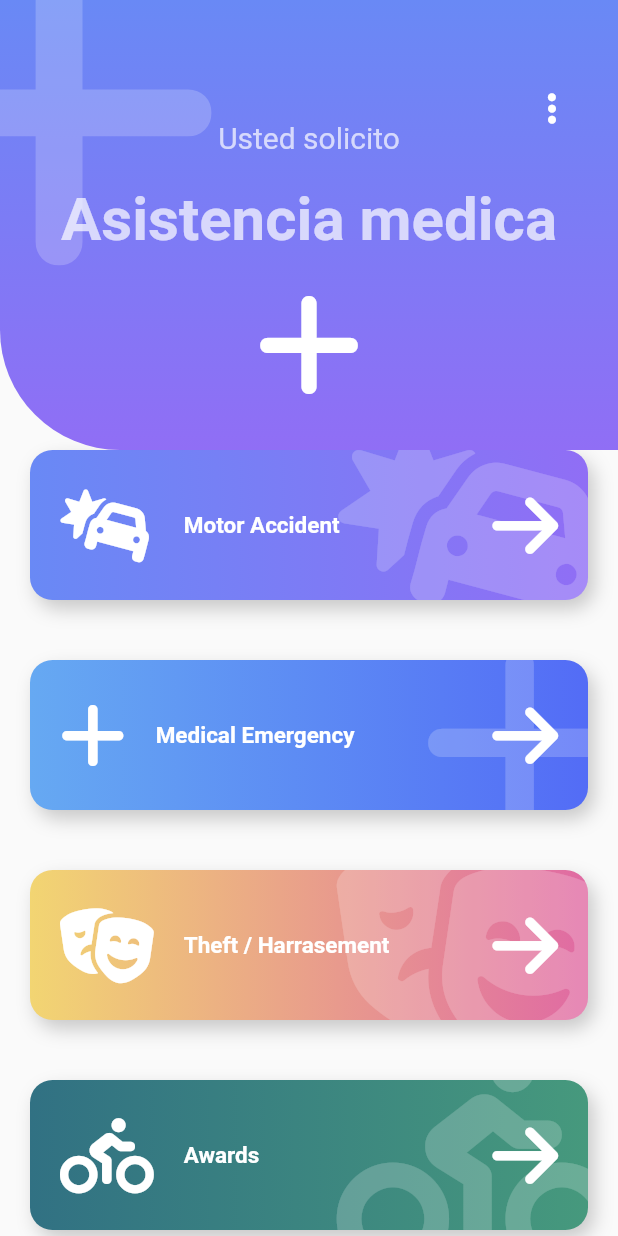
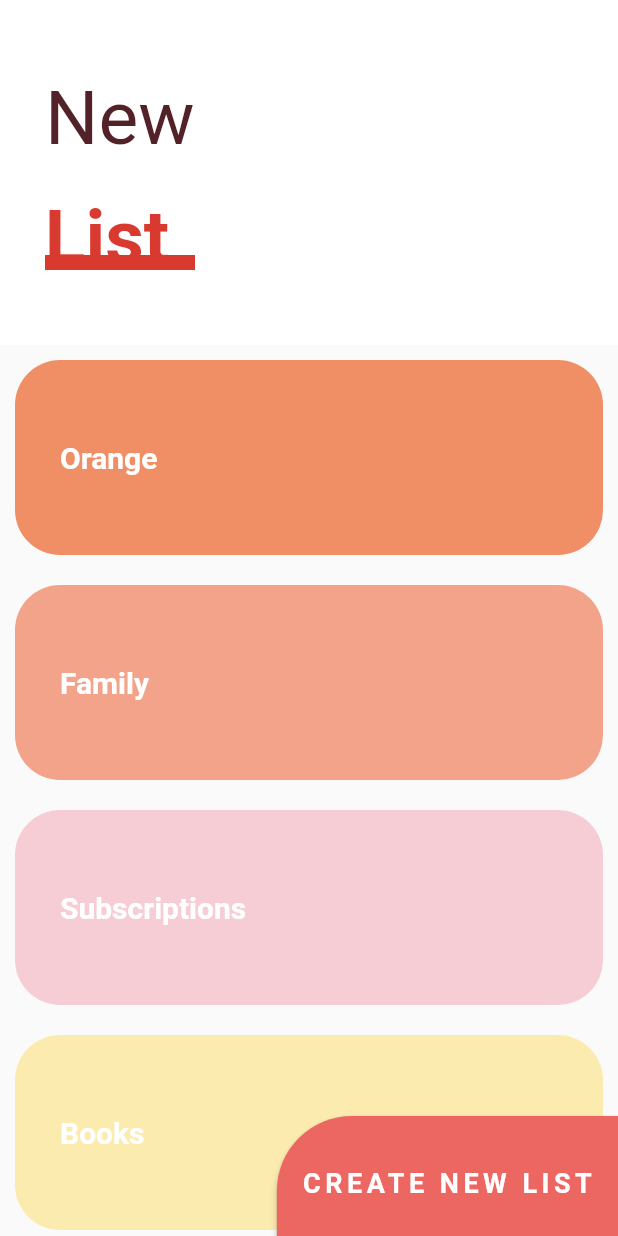
Before and after one commit to Coihue555/fl-disenos-app, a Flutter app: the screen it shows after launch, on a phone screen of 412 x 824 dp. Run offline on Flutter 3.47's test engine with Material 2 defaults, Android fonts, the phone set to English and light mode, and no system bars; our stand-ins replace animate_do, flutter_svg, font_awesome_flutter.

Commit message:
completo layout listas kaway

```diff
--- a/disenos_app/lib/main.dart
+++ b/disenos_app/lib/main.dart
@@ -12,7 +12,7 @@ class MyApp extends StatelessWidget {
     return  const MaterialApp(
       debugShowCheckedModeBanner: false,
       title: 'Diseños App',
-      home: EmergencyScreen(),
+      home: SliverListScreen(),
     );
   }
 }
--- a/disenos_app/lib/src/models/slider_model.dart
+++ b/disenos_app/lib/src/models/slider_model.dart
@@ -3,10 +3,10 @@ import 'package:flutter/material.dart';
 class SliderModel with ChangeNotifier{
   double _currentPage = 0;
 
-  double get currentPage => this._currentPage;
+  double get currentPage => _currentPage;
 
   set currentPage(double pagina){
-    this._currentPage = pagina;
+    _currentPage = pagina;
     print(pagina);
     notifyListeners();
   }
--- a/disenos_app/lib/src/pages/pages.dart
+++ b/disenos_app/lib/src/pages/pages.dart
@@ -6,3 +6,4 @@ export 'package:disenos_app/src/retos/cuadrado_animado_page.dart';
 export 'package:disenos_app/src/pages/headers_page.dart';
 export 'package:disenos_app/src/pages/animaciones_page.dart';
 export 'package:disenos_app/src/pages/emergency_pages.dart';
+export 'package:disenos_app/src/pages/slivers_list_page.dart';
--- a/disenos_app/lib/src/pages/pinterest_page.dart
+++ b/disenos_app/lib/src/pages/pinterest_page.dart
@@ -125,7 +125,7 @@ class _PinterestItem extends StatelessWidget {
     return Container(
       decoration: const BoxDecoration(
           color: Colors.blue,
-          borderRadius: const BorderRadius.all(Radius.circular(30))),
+          borderRadius: BorderRadius.all(Radius.circular(30))),
       child: Center(
         child: CircleAvatar(
           backgroundColor: Colors.white,
@@ -140,10 +140,10 @@ class _MenuModel with ChangeNotifier{
 
   bool _mostrar = true;
 
-  bool get mostrar => this._mostrar;
+  bool get mostrar => _mostrar;
 
   set mostrar(bool valor) {
-    this._mostrar = valor;
+    _mostrar = valor;
     notifyListeners();
   }
 }
--- /dev/null
+++ b/disenos_app/lib/src/pages/slivers_list_page.dart
@@ -0,0 +1,233 @@
+
+
+import 'package:flutter/material.dart';
+
+class SliverListScreen extends StatelessWidget {
+
+  const SliverListScreen({Key? key}) : super(key: key);
+
+  @override
+  Widget build(BuildContext context) {
+    return Scaffold(
+      body:
+      //_Titulo(),
+      //_ListaTareas(),
+      //_MainScroll()
+      Stack(
+        children: [
+          _MainScroll(),
+          Positioned(
+            bottom: -10,
+            right: 0,
+            child: _BotonNewList()
+          )
+        ],
+      )
+    );
+  }
+}
+
+class _BotonNewList extends StatelessWidget {
+
+  @override
+  Widget build(BuildContext context) {
+    final size = MediaQuery.of(context).size;
+
+    return ButtonTheme(
+      minWidth: size.width*0.9,
+
+      child: ElevatedButton(
+        style: ButtonStyle(
+          backgroundColor: MaterialStateProperty.all<Color>(const Color(0xffed6762)),
+          shape: MaterialStateProperty.all<RoundedRectangleBorder>( const RoundedRectangleBorder(borderRadius: (const BorderRadius.only(topLeft: Radius.circular(50))))),
+        ),
+        onPressed: () {
+          return;
+        },
+        child: Container(
+          height: 90,
+          child: const Center(
+            child: Text('CREATE NEW LIST',
+                style: TextStyle(fontSize: 18, fontWeight: FontWeight.bold, letterSpacing: 3)
+                ),
+          ),
+        ),
+      )
+    );
+  }
+}
+
+class _MainScroll extends StatelessWidget {
+
+  final items = [
+    const _ListItem( 'Orange', Color(0xffF08F66) ),
+    const _ListItem( 'Family', Color(0xffF2A38A) ),
+    const _ListItem( 'Subscriptions', Color(0xffF7CDD5) ),
+    const _ListItem( 'Books', Color(0xffFCEBAF) ),
+    const _ListItem( 'Orange', Color(0xffF08F66) ),
+    const _ListItem( 'Family', Color(0xffF2A38A) ),
+    const _ListItem( 'Subscriptions', Color(0xffF7CDD5) ),
+    const _ListItem( 'Books', Color(0xffFCEBAF) ),
+    const _ListItem( 'Orange', Color(0xffF08F66) ),
+    const _ListItem( 'Family', Color(0xffF2A38A) ),
+    const _ListItem( 'Subscriptions', Color(0xffF7CDD5) ),
+    const _ListItem( 'Books', Color(0xffFCEBAF) ),
+    const _ListItem( 'Orange', Color(0xffF08F66) ),
+    const _ListItem( 'Family', Color(0xffF2A38A) ),
+    const _ListItem( 'Subscriptions', Color(0xffF7CDD5) ),
+    const _ListItem( 'Books', Color(0xffFCEBAF) ),
+  ];
+
+  @override
+  Widget build(BuildContext context) {
+    return CustomScrollView(
+      slivers: [
+        // const SliverAppBar(
+        //   backgroundColor: Colors.red,
+        //   title: Text('Helooo world'),
+        //   floating: true,
+        //   elevation: 0,
+        // ),
+        SliverPersistentHeader(
+          floating: true,
+          delegate: _SliverCustomHeaderDelegate(
+            minheight: 190,
+            maxheight: 230,
+            child: Container(
+              alignment: Alignment.centerLeft,
+              color: Colors.white,
+              child: _Titulo(),
+            )
+          ),
+        ),
+        SliverList(
+          delegate: SliverChildListDelegate([
+            ...items,
+            const SizedBox(height: 100,)
+            ]),
+          )
+      ],
+    );
+  }
+}
+
+class _SliverCustomHeaderDelegate extends SliverPersistentHeaderDelegate{
+
+  final double minheight;
+  final double maxheight;
+  final Widget child;
+
+  _SliverCustomHeaderDelegate({
+    required this.minheight,
+    required this.maxheight,
+    required this.child
+  });
+
+  @override
+  Widget build(BuildContext context, double shrinkOffset, bool overlapsContent) {
+
+    return SizedBox.expand(child: child,);
+  }
+
+  @override
+
+  double get maxExtent => maxheight;
+
+  @override
+
+  double get minExtent => minheight;
+
+  @override
+  bool shouldRebuild(covariant _SliverCustomHeaderDelegate oldDelegate) {
+
+    return maxheight != oldDelegate.maxheight ||
+           minheight != oldDelegate.minheight ||
+           child     != oldDelegate.child;
+  }
+
+}
+
+class _Titulo extends StatelessWidget {
+
+
+
+  @override
+  Widget build(BuildContext context) {
+    return Column(
+      children: [
+        const SizedBox(height: 30,),
+        Container(
+          margin: const EdgeInsets.symmetric(horizontal: 30, vertical: 20),
+          child: const Text('New', style: TextStyle(color: Color(0xff532128), fontSize: 50, ),),
+        ),
+        Stack(
+          children: [
+            const SizedBox(width: 100),
+            Positioned(
+              bottom: 8,
+              child: Container(
+                width: 120,
+                height: 10,
+                color: const Color(0xffd93a30),
+              ),
+            ),
+            Container(
+              child: const Text('List', style: TextStyle(color: Color(0xffd93a30), fontSize: 50, fontWeight: FontWeight.bold)),
+            ),
+
+          ],
+        )
+      ],
+    );
+  }
+}
+
+
+class _ListaTareas extends StatelessWidget {
+
+  final items = [
+    const _ListItem( 'Orange', Color(0xffF08F66) ),
+    const _ListItem( 'Family', Color(0xffF2A38A) ),
+    const _ListItem( 'Subscriptions', Color(0xffF7CDD5) ),
+    const _ListItem( 'Books', Color(0xffFCEBAF) ),
+    const _ListItem( 'Orange', Color(0xffF08F66) ),
+    const _ListItem( 'Family', Color(0xffF2A38A) ),
+    const _ListItem( 'Subscriptions', Color(0xffF7CDD5) ),
+    const _ListItem( 'Books', Color(0xffFCEBAF) ),
+  ];
+
+  @override
+  Widget build(BuildContext context) {
+    return ListView.builder(
+      itemCount: items.length,
+      itemBuilder: (BuildContext context, int index) => items[index]
+    );
+  }
+}
+
+class _ListItem extends StatelessWidget {
+
+  final String titulo;
+  final Color color;
+
+  const _ListItem(
+    this.titulo,
+    this.color
+    );
+
+
+  @override
+  Widget build(BuildContext context) {
+    return Container(
+      alignment: Alignment.centerLeft,
+      padding: const EdgeInsets.all(30),
+      child: Text(titulo, style: const TextStyle(color: Colors.white, fontWeight: FontWeight.bold, fontSize: 20),),
+      height: 130,
+      margin: const EdgeInsets.all(10),
+      decoration: BoxDecoration(
+        color: color,
+        borderRadius: BorderRadius.circular(30)
+      ),
+      );
+  }
+}
--- a/disenos_app/lib/src/widgets/headers.dart
+++ b/disenos_app/lib/src/widgets/headers.dart
@@ -274,7 +274,7 @@ class IconHeader extends StatelessWidget {
     final Color colorBlanco = Colors.white.withOpacity(0.7);
     return Stack(
       children: [
-        _IconHeaderBackground(color1: this.color1, color2: this.color2,),
+        _IconHeaderBackground(color1: color1, color2: color2,),
         Positioned(
           top: -50,
           left: -70,
--- a/disenos_app/lib/src/widgets/pinterest_menu.dart
+++ b/disenos_app/lib/src/widgets/pinterest_menu.dart
@@ -28,7 +28,7 @@ class PinterestMenu extends StatelessWidget {
   //   PinterestButton(icon: Icons.supervised_user_circle, onPressed: (){ }),
   // ];
 
-  PinterestMenu({
+  const PinterestMenu({
     this.mostrar         = true,
     this.backgroundColor = Colors.white,
     this.activeColor     = Colors.black,
@@ -141,9 +141,9 @@ class _MenuModel extends ChangeNotifier{
   Color activeColor     = Colors.black;
   Color inactiveColor   = Colors.blueGrey;
 
-  int get itemSeleccionado => this._itemSeleccionado;
+  int get itemSeleccionado => _itemSeleccionado;
   set itemSeleccionado( int index ){
-    this._itemSeleccionado = index;
+    _itemSeleccionado = index;
     notifyListeners();
   }
 }
```
Also changed, not shown: disenos_app/lib/src/widgets/slideshow.dart (+17 -17 lines).
